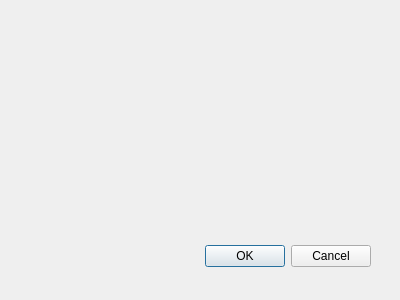
Above: energy_plant_radiation_module_dialog_base.ui from DomenicoM92/Nuclear-Energy-Plant-Radiations- before the change. Below: the same form after it.
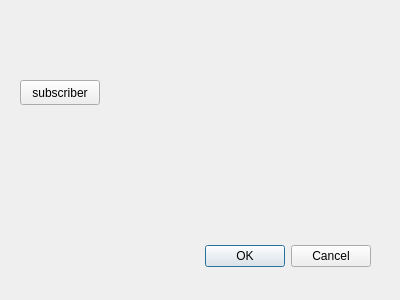
That is the form after the change.

The edit to the form file:
```diff
--- a/energy_plant_radiation_module_dialog_base.ui
+++ b/energy_plant_radiation_module_dialog_base.ui
@@ -29,6 +29,19 @@
     <set>QDialogButtonBox::Cancel|QDialogButtonBox::Ok</set>
    </property>
   </widget>
+  <widget class="QPushButton" name="pushButton">
+   <property name="geometry">
+    <rect>
+     <x>20</x>
+     <y>80</y>
+     <width>80</width>
+     <height>25</height>
+    </rect>
+   </property>
+   <property name="text">
+    <string>subscriber</string>
+   </property>
+  </widget>
  </widget>
  <resources/>
  <connections>
```
